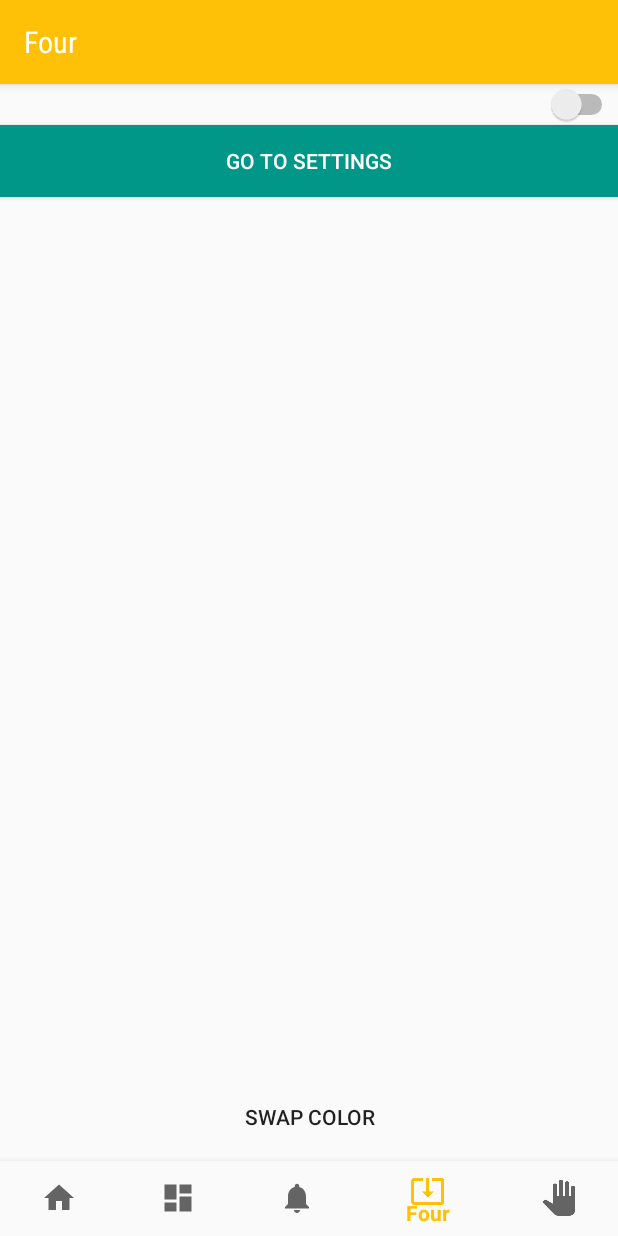
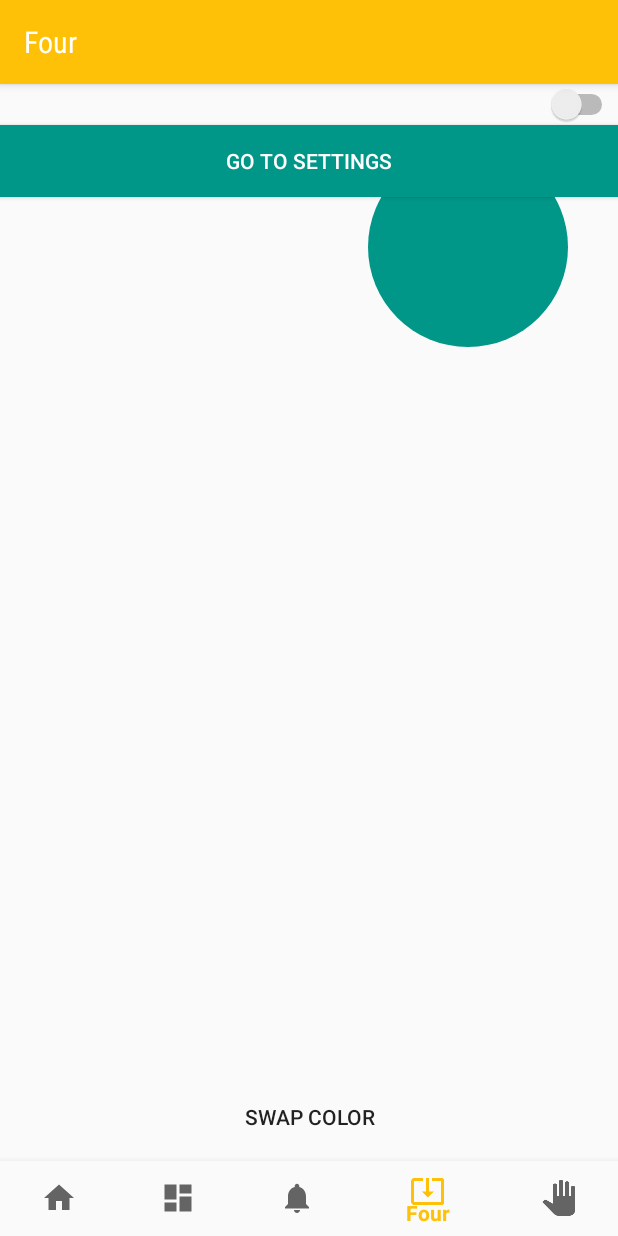
Before and after one commit to robillo/AndroidSyllabusPT1, an Android app: the screen it shows after launch (MainActivity), item 4 of the bottom bar chosen, on a phone screen of 412 x 824 dp. Run offline under Robolectric (Android 15) with nearby library versions, the phone set to English and light mode, and no system bars; our stand-ins replace ButterKnife; libraries missing offline, so code that uses them is left out: com.afollestad.materialdialogs, com.squareup.leakcanary; 6 statements that could not run were skipped.

Commit message:
Custom Circle Drawn: shape

```diff
--- a/app/src/main/java/com/appbusters/robinkamboj/udacitysyllabuspart1/view/activities/views/customviews/CustomView.java
+++ b/app/src/main/java/com/appbusters/robinkamboj/udacitysyllabuspart1/view/activities/views/customviews/CustomView.java
@@ -15,8 +15,8 @@ import com.appbusters.robinkamboj.udacitysyllabuspart1.R;
 public class CustomView extends View{
 
     private static final int SQUARE_SIZE_DEF = 200;
-    private Rect rectSquare;
-    private Paint paintSquare;
+    private Rect mRectSquare;
+    private Paint mPaintSquare, mPaintCircle;
     private int mSquareColor, mSquareSize;
 
     public CustomView(Context context) {
@@ -43,9 +43,13 @@ public class CustomView extends View{
         init(attrs);
     }
 
+    @SuppressWarnings("deprecation")
     private void init(@Nullable AttributeSet set){
-        rectSquare = new Rect();
-        paintSquare = new Paint(Paint.ANTI_ALIAS_FLAG);
+        mRectSquare = new Rect();
+        mPaintSquare = new Paint(Paint.ANTI_ALIAS_FLAG);
+
+        mPaintCircle = new Paint(Paint.ANTI_ALIAS_FLAG);
+        mPaintCircle.setColor(getResources().getColor(R.color.colorAccent));
 
         if(set == null)
             return;
@@ -56,13 +60,13 @@ public class CustomView extends View{
         mSquareColor = array.getColor(R.styleable.CustomView_square_color, Color.GREEN);
         mSquareSize = array.getDimensionPixelSize(R.styleable.CustomView_square_size, SQUARE_SIZE_DEF);
 
-        paintSquare.setColor(mSquareColor);
+        mPaintSquare.setColor(mSquareColor);
 
         array.recycle();
     }
 
     public void swapColor(){
-        paintSquare.setColor(paintSquare.getColor()== mSquareColor ? Color.RED : mSquareColor);
+        mPaintSquare.setColor(mPaintSquare.getColor()== mSquareColor ? Color.RED : mSquareColor);
 
         postInvalidate();
     }
@@ -71,11 +75,19 @@ public class CustomView extends View{
     protected void onDraw(Canvas canvas) {
         super.onDraw(canvas);
 
-        rectSquare.left = 50;
-        rectSquare.top = 50;
-        rectSquare.right = rectSquare.left + mSquareSize;
-        rectSquare.bottom = rectSquare.top + mSquareSize;
+        mRectSquare.left = 50;
+        mRectSquare.top = 50;
+        mRectSquare.right = mRectSquare.left + mSquareSize;
+        mRectSquare.bottom = mRectSquare.top + mSquareSize;
 
-        canvas.drawRect(rectSquare, paintSquare);
+        canvas.drawRect(mRectSquare, mPaintSquare);
+
+        float cx, cy;
+        float radius = 100f;
+
+        cx = getWidth() - radius - 50f;
+        cy = mRectSquare.top + (mRectSquare.height()/2);
+
+        canvas.drawCircle(cx, cy, radius, mPaintCircle);
     }
 }
--- a/app/src/main/res/layout/fragment_four.xml
+++ b/app/src/main/res/layout/fragment_four.xml
@@ -6,7 +6,7 @@
     tools:context="com.appbusters.robinkamboj.udacitysyllabuspart1.view.activities.views.fragments.FourFragment">
 
     <com.appbusters.robinkamboj.udacitysyllabuspart1.view.activities.views.customviews.CustomView
-        android:layout_width="200sp"
+        android:layout_width="match_parent"
         android:layout_height="200sp"
         app:square_color="@color/colorPrimaryDark"
         app:square_size="150sp"
```
